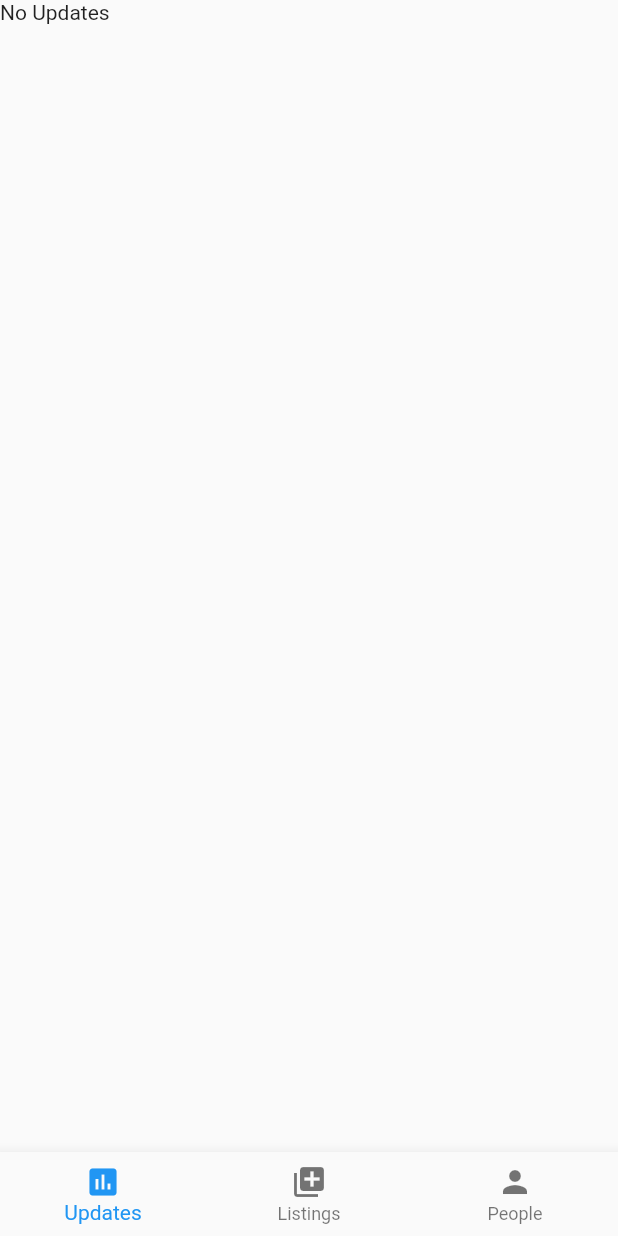
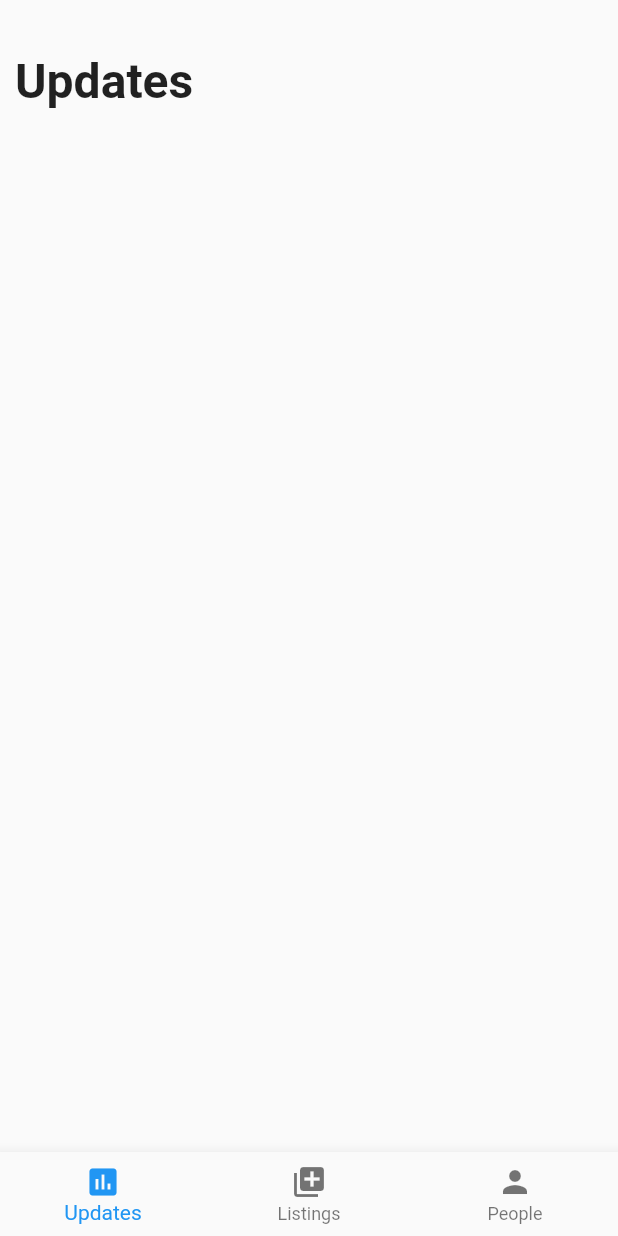
Before and after one commit to march93/TractionDoggo, a Flutter app: the screen it shows after launch, on a phone screen of 412 x 824 dp. Run offline on Flutter 3.47's test engine with Material 2 defaults, Android fonts, the phone set to English and light mode, and no system bars; our stand-ins replace rxdart.

Commit message:
Added theme class and reusable header text component

```diff
--- /dev/null
+++ b/lib/src/components/header_text.dart
@@ -0,0 +1,19 @@
+import 'package:flutter/material.dart';
+import 'package:tractiondoggo/src/settings/theme.dart';
+
+class HeaderText extends StatelessWidget{
+  final String content;
+  final TextStyle headerText = AppTheme.headerTheme;
+
+  HeaderText({@required this.content});
+
+  Widget build(BuildContext context) {
+    return Container(
+      padding: EdgeInsets.only(left: 10, top: 10),
+      child: Text(
+        content,
+        style: headerText,
+      ),
+    );
+  }
+}
--- a/lib/src/screens/updates_screen.dart
+++ b/lib/src/screens/updates_screen.dart
@@ -1,11 +1,15 @@
 import 'package:flutter/material.dart';
+import 'package:tractiondoggo/src/components/header_text.dart';
 
 class UpdatesScreen extends StatelessWidget {
   static const String tag = 'updates-screen';
 
   Widget build(BuildContext context) {
-    return Container(
-      child: Text('No Updates'),
+    return Column(
+      children: <Widget>[
+        SizedBox(height: 25,),
+        HeaderText(content: 'Updates',),
+      ],
     );
   }
 }
--- /dev/null
+++ b/lib/src/settings/theme.dart
@@ -0,0 +1,8 @@
+import 'package:flutter/material.dart';
+
+class AppTheme {
+  static final TextStyle headerTheme = TextStyle(
+    fontSize: 32,
+    fontWeight: FontWeight.bold,
+  );
+}
```
